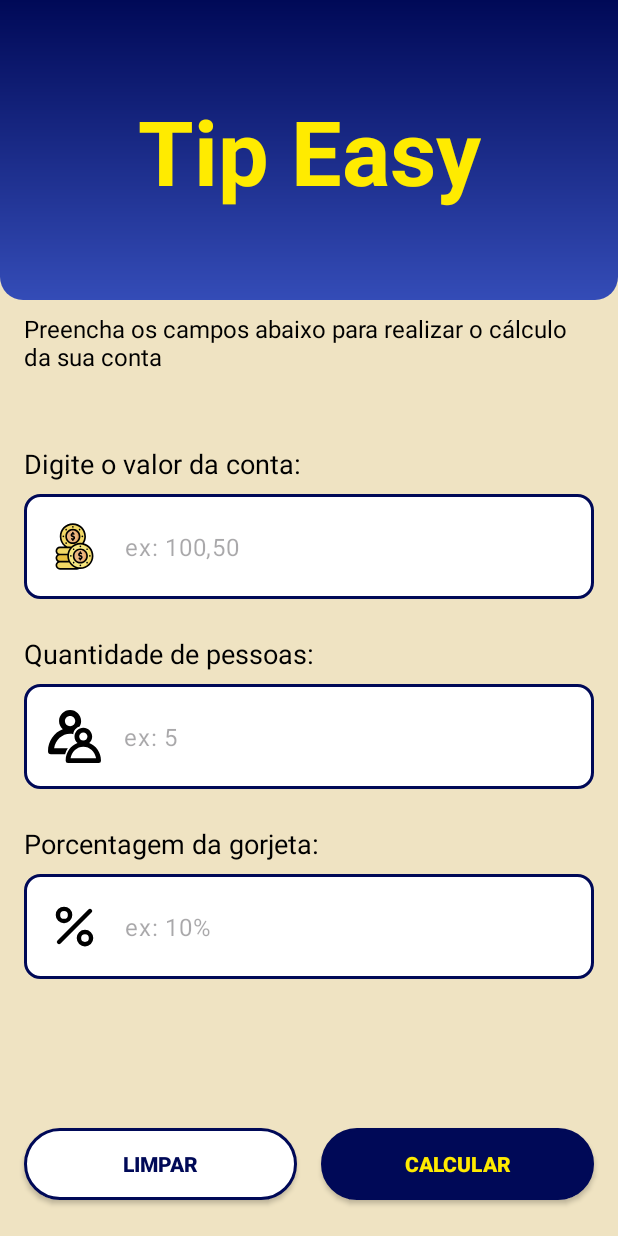
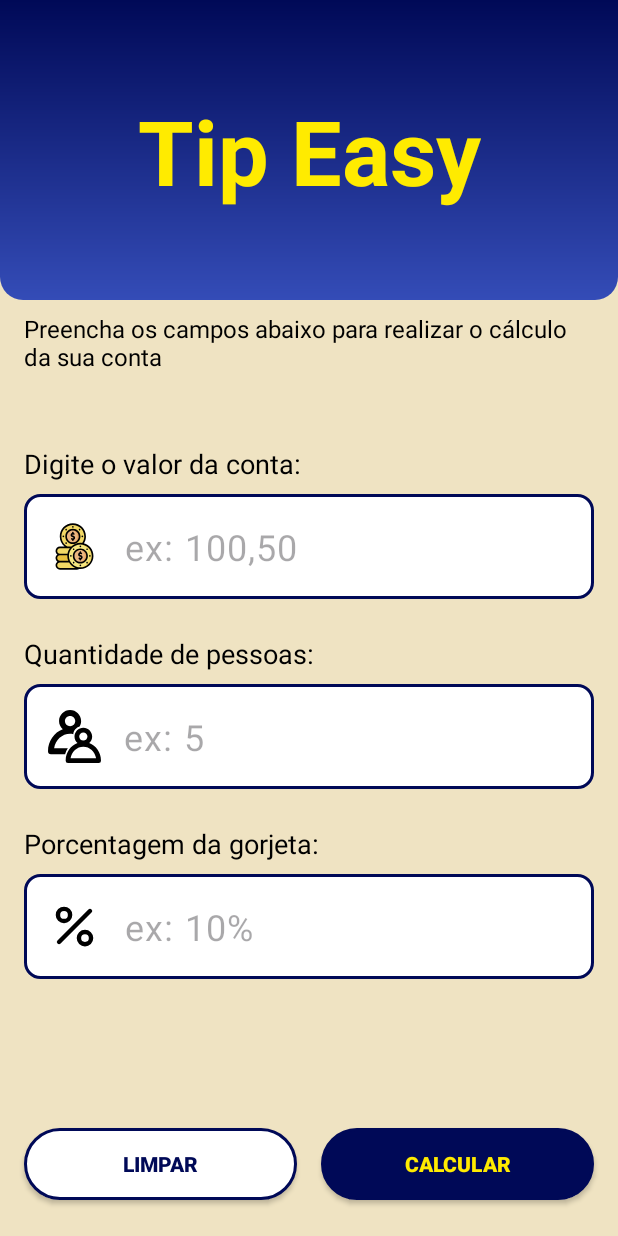
Before and after one commit to marcuspereira02/calculadora-de-gorjetas, an Android app: the screen it shows after launch (MainActivity), on a phone screen of 412 x 824 dp. Run offline under Robolectric (Android 15) with nearby library versions, the phone set to English and light mode, and no system bars; Roboto replaces fonts that are not available here.

Commit message:
Melhorando o text input edit text

```diff
--- a/app/src/main/res/layout/activity_main.xml
+++ b/app/src/main/res/layout/activity_main.xml
@@ -29,8 +29,8 @@
         android:id="@+id/tv_steps_label"
         android:layout_width="0dp"
         android:layout_height="wrap_content"
+        android:layout_marginStart="16dp"
         android:layout_marginTop="8dp"
-        android:layout_marginStart="16dp"
         android:layout_marginEnd="16dp"
         android:text="Preencha os campos abaixo para realizar o cálculo da sua conta"
         android:textColor="@color/black"
@@ -53,7 +53,7 @@
 
     <com.google.android.material.textfield.TextInputLayout
         android:id="@+id/til_total_account"
-        android:layout_width="match_parent"
+        android:layout_width="0dp"
         android:layout_height="wrap_content"
         android:layout_marginStart="16dp"
         android:layout_marginTop="8dp"
@@ -72,7 +72,8 @@
             android:drawablePadding="16dp"
             android:hint="ex: 100,50"
             android:inputType="numberDecimal"
-            android:textColor="@color/black" />
+            android:textColor="@color/black"
+            android:textSize="24sp" />
     </com.google.android.material.textfield.TextInputLayout>
 
     <TextView
@@ -89,7 +90,7 @@
 
     <com.google.android.material.textfield.TextInputLayout
         android:id="@+id/til_num_people"
-        android:layout_width="match_parent"
+        android:layout_width="0dp"
         android:layout_height="wrap_content"
         android:layout_marginStart="16dp"
         android:layout_marginTop="8dp"
@@ -109,7 +110,8 @@
             android:hint="ex: 5"
             android:inputType="number"
             android:maxLength="3"
-            android:textColor="@color/black" />
+            android:textColor="@color/black"
+            android:textSize="24sp" />
     </com.google.android.material.textfield.TextInputLayout>
 
     <TextView
@@ -126,7 +128,7 @@
 
     <com.google.android.material.textfield.TextInputLayout
         android:id="@+id/til_percentage"
-        android:layout_width="match_parent"
+        android:layout_width="0dp"
         android:layout_height="wrap_content"
         android:layout_marginStart="16dp"
         android:layout_marginTop="8dp"
@@ -146,7 +148,8 @@
             android:hint="ex: 10%"
             android:inputType="number"
             android:maxLength="3"
-            android:textColor="@color/black" />
+            android:textColor="@color/black"
+            android:textSize="24sp" />
     </com.google.android.material.textfield.TextInputLayout>
 
     <androidx.constraintlayout.widget.Guideline
```
